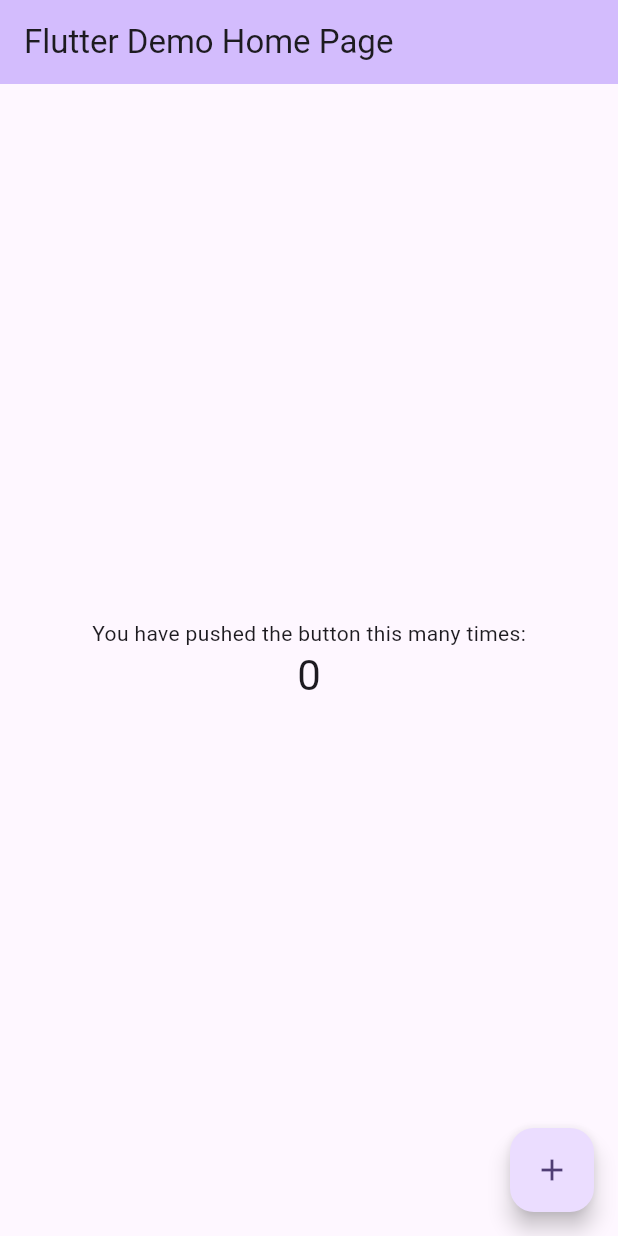
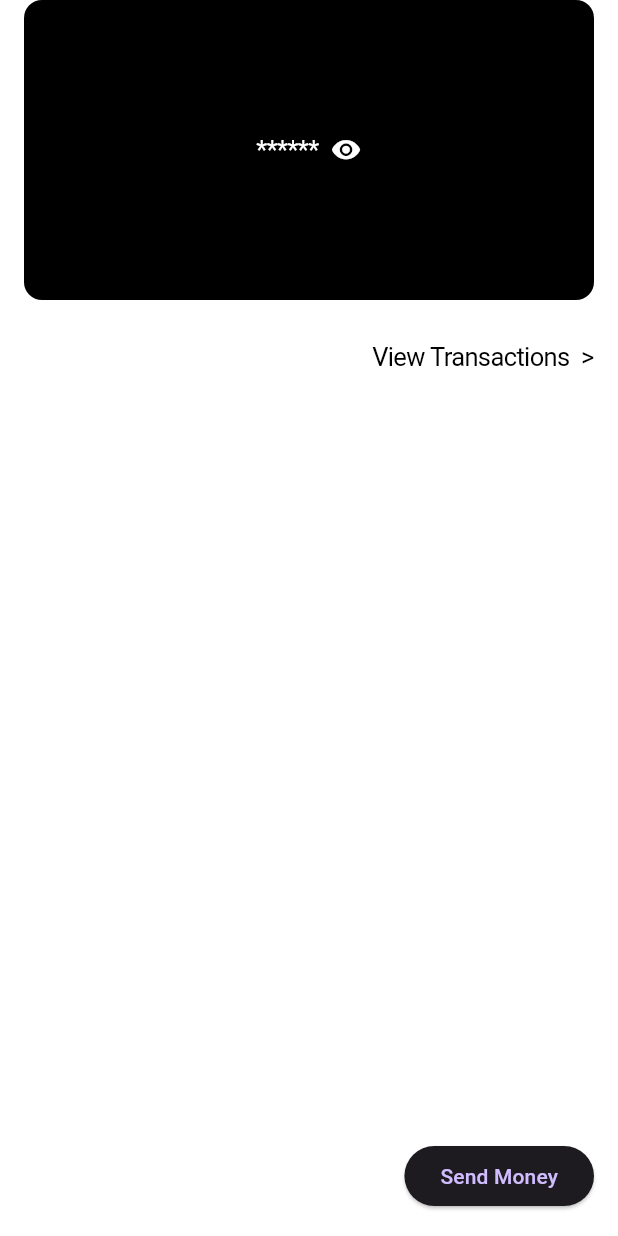
Before and after one commit to johnnydevvcodes/banking, a Flutter app: the screen it shows after launch, on a phone screen of 412 x 824 dp. Run offline on Flutter 3.47's test engine with Material 3 defaults, Android fonts, the phone set to English and light mode, and no system bars; our stand-ins replace dio, flutter_bloc, flutter_modular, gap.

Commit message:
feature: add initial screen + initial structure

```diff
--- /dev/null
+++ b/lib/app/dashboard/dashboard_screen.dart
@@ -0,0 +1,86 @@
+import 'package:flutter/cupertino.dart';
+import 'package:flutter/material.dart';
+import 'package:gap/gap.dart';
+
+class DashboardScreen extends StatefulWidget {
+  const DashboardScreen({super.key});
+
+  @override
+  State<DashboardScreen> createState() => _DashboardScreenState();
+}
+
+class _DashboardScreenState extends State<DashboardScreen> {
+  bool _isBalanceShown = false;
+
+  @override
+  Widget build(BuildContext context) {
+    return Scaffold(
+      backgroundColor: Colors.white,
+      body: Column(
+        children: [
+          Container(
+            margin: EdgeInsets.only(
+              top: MediaQuery.paddingOf(context).top,
+              bottom: 16,
+              right: 16,
+              left: 16,
+            ),
+            height: 200,
+            child: CupertinoButton(
+              color: Colors.black,
+              onPressed: () {},
+              child: Center(
+                child: Row(
+                  mainAxisAlignment: MainAxisAlignment.center,
+                  children: [
+                    Text(
+                      _isBalanceShown ? '0.00' : '******',
+                      style: const TextStyle(
+                        color: Colors.white,
+                      ),
+                    ),
+                    const Gap(8),
+                    InkWell(
+                      onTap: () {
+                        setState(() {
+                          _isBalanceShown = !_isBalanceShown;
+                        });
+                      },
+                      child: _isBalanceShown
+                          ? const Icon(
+                              Icons.remove_red_eye_outlined,
+                              color: Colors.white,
+                            )
+                          : const Icon(
+                              Icons.remove_red_eye_rounded,
+                              color: Colors.white,
+                            ),
+                    ),
+                  ],
+                ),
+              ),
+            ),
+          ),
+          CupertinoButton(
+            onPressed: () {},
+            padding: EdgeInsets.zero,
+            child: const Row(
+              mainAxisAlignment: MainAxisAlignment.end,
+              children: [
+                Text(
+                  'View Transactions  >',
+                  style: TextStyle(color: Colors.black),
+                ),
+                Gap(16),
+              ],
+            ),
+          ),
+        ],
+      ),
+      floatingActionButton: ElevatedButton(
+        onPressed: () {},
+        child: const Text('Send Money'),
+      ),
+    );
+  }
+}
--- a/lib/main.dart
+++ b/lib/main.dart
@@ -1,125 +1,32 @@
+import 'package:bankingapp/app/dashboard/dashboard_cubit.dart';
+import 'package:bankingapp/core/app_module.dart';
+import 'package:bankingapp/app/dashboard/dashboard_screen.dart';
 import 'package:flutter/material.dart';
+import 'package:flutter_bloc/flutter_bloc.dart';
+import 'package:flutter_modular/flutter_modular.dart';
 
 void main() {
-  runApp(const MyApp());
+  runApp(
+    ModularApp(
+      module: AppModule(),
+      child: MultiBlocProvider(
+        providers: [
+          BlocProvider(create: (_) => Modular.get<DashboardCubit>()),
+        ],
+        child: const BankingApp(),
+      ),
+    ),
+  );
 }
 
-class MyApp extends StatelessWidget {
-  const MyApp({super.key});
-
-  // This widget is the root of your application.
+class BankingApp extends StatelessWidget {
+  const BankingApp({super.key});
   @override
   Widget build(BuildContext context) {
     return MaterialApp(
-      title: 'Flutter Demo',
-      theme: ThemeData(
-        // This is the theme of your application.
-        //
-        // TRY THIS: Try running your application with "flutter run". You'll see
-        // the application has a purple toolbar. Then, without quitting the app,
-        // try changing the seedColor in the colorScheme below to Colors.green
-        // and then invoke "hot reload" (save your changes or press the "hot
-        // reload" button in a Flutter-supported IDE, or press "r" if you used
-        // the command line to start the app).
-        //
-        // Notice that the counter didn't reset back to zero; the application
-        // state is not lost during the reload. To reset the state, use hot
-        // restart instead.
-        //
-        // This works for code too, not just values: Most code changes can be
-        // tested with just a hot reload.
-        colorScheme: ColorScheme.fromSeed(seedColor: Colors.deepPurple),
-        useMaterial3: true,
-      ),
-      home: const MyHomePage(title: 'Flutter Demo Home Page'),
+      title: 'Banking App',
+      theme: ThemeData.dark(),
+      home: const DashboardScreen(),
     );
   }
 }
-
-class MyHomePage extends StatefulWidget {
-  const MyHomePage({super.key, required this.title});
-
-  // This widget is the home page of your application. It is stateful, meaning
-  // that it has a State object (defined below) that contains fields that affect
-  // how it looks.
-
-  // This class is the configuration for the state. It holds the values (in this
-  // case the title) provided by the parent (in this case the App widget) and
-  // used by the build method of the State. Fields in a Widget subclass are
-  // always marked "final".
-
-  final String title;
-
-  @override
-  State<MyHomePage> createState() => _MyHomePageState();
-}
-
-class _MyHomePageState extends State<MyHomePage> {
-  int _counter = 0;
-
-  void _incrementCounter() {
-    setState(() {
-      // This call to setState tells the Flutter framework that something has
-      // changed in this State, which causes it to rerun the build method below
-      // so that the display can reflect the updated values. If we changed
-      // _counter without calling setState(), then the build method would not be
-      // called again, and so nothing would appear to happen.
-      _counter++;
-    });
-  }
-
-  @override
-  Widget build(BuildContext context) {
-    // This method is rerun every time setState is called, for instance as done
-    // by the _incrementCounter method above.
-    //
-    // The Flutter framework has been optimized to make rerunning build methods
-    // fast, so that you can just rebuild anything that needs updating rather
-    // than having to individually change instances of widgets.
-    return Scaffold(
-      appBar: AppBar(
-        // TRY THIS: Try changing the color here to a specific color (to
-        // Colors.amber, perhaps?) and trigger a hot reload to see the AppBar
-        // change color while the other colors stay the same.
-        backgroundColor: Theme.of(context).colorScheme.inversePrimary,
-        // Here we take the value from the MyHomePage object that was created by
-        // the App.build method, and use it to set our appbar title.
-        title: Text(widget.title),
-      ),
-      body: Center(
-        // Center is a layout widget. It takes a single child and positions it
-        // in the middle of the parent.
-        child: Column(
-          // Column is also a layout widget. It takes a list of children and
-          // arranges them vertically. By default, it sizes itself to fit its
-          // children horizontally, and tries to be as tall as its parent.
-          //
-          // Column has various properties to control how it sizes itself and
-          // how it positions its children. Here we use mainAxisAlignment to
-          // center the children vertically; the main axis here is the vertical
-          // axis because Columns are vertical (the cross axis would be
-          // horizontal).
-          //
-          // TRY THIS: Invoke "debug painting" (choose the "Toggle Debug Paint"
-          // action in the IDE, or press "p" in the console), to see the
-          // wireframe for each widget.
-          mainAxisAlignment: MainAxisAlignment.center,
-          children: <Widget>[
-            const Text(
-              'You have pushed the button this many times:',
-            ),
-            Text(
-              '$_counter',
-              style: Theme.of(context).textTheme.headlineMedium,
-            ),
-          ],
-        ),
-      ),
-      floatingActionButton: FloatingActionButton(
-        onPressed: _incrementCounter,
-        tooltip: 'Increment',
-        child: const Icon(Icons.add),
-      ), // This trailing comma makes auto-formatting nicer for build methods.
-    );
-  }
-}
```
Also changed, not shown: lib/app/dashboard/dashboard_cubit.dart (added, +12 -0 lines), lib/core/app_module.dart (added, +11 -0 lines), lib/core/app_state.dart (added, +22 -0 lines), pubspec.yaml (+13 -69 lines), pubspec.lock, 1 other file.
